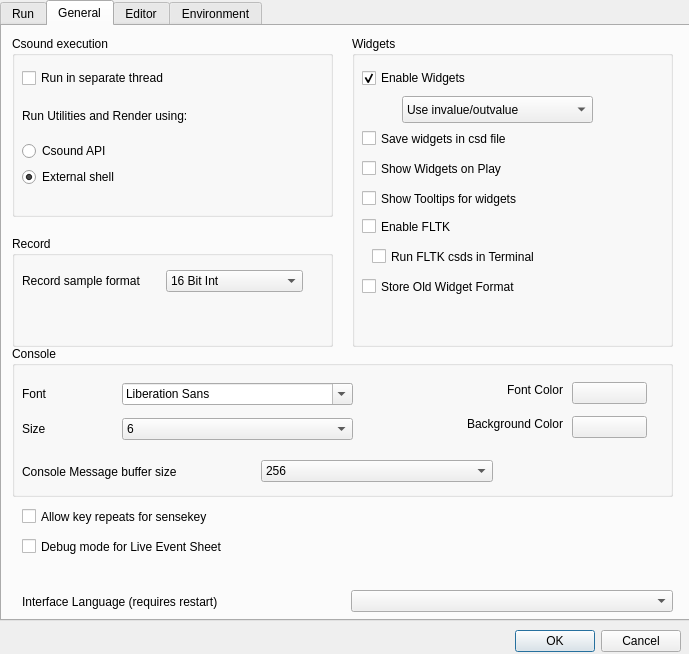
The window that src/configdialog.ui (CsoundQt/CsoundQt) describes before a commit, drawn with Qt 5.
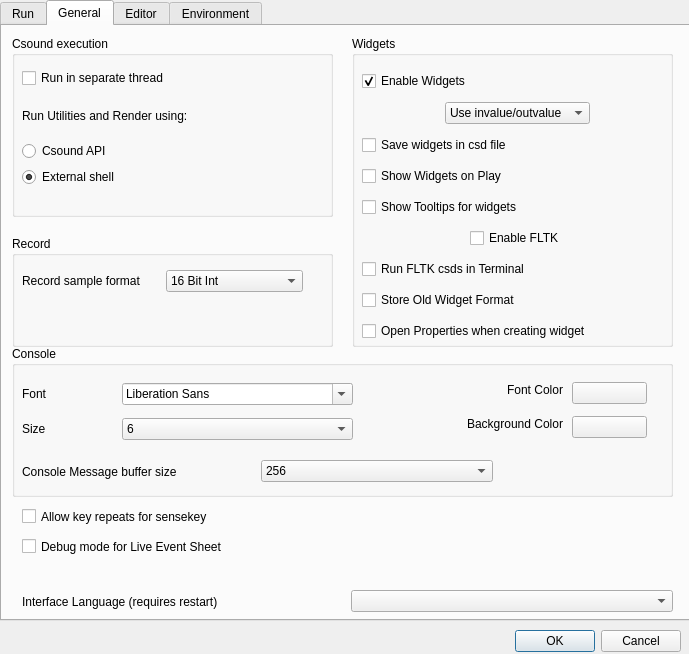
The same window after the commit.

Commit message: Added Live Event Controller Panel (unfinished but working) Added option to have widgets open the properties dialog automatically when they are created (enabled by default)

Patch:
```diff
--- a/src/configdialog.ui
+++ b/src/configdialog.ui
@@ -514,15 +514,18 @@
      <property name="title">
       <string>Widgets</string>
      </property>
-     <widget class="QCheckBox" name="widgetsCheckBox">
+     <widget class="QWidget" name="">
       <property name="geometry">
        <rect>
         <x>10</x>
         <y>30</y>
-        <width>301</width>
-        <height>24</height>
+        <width>311</width>
+        <height>281</height>
        </rect>
       </property>
+      <layout class="QVBoxLayout" name="verticalLayout_2">
+       <item>
+        <widget class="QCheckBox" name="widgetsCheckBox">
       <property name="text">
        <string>Enable Widgets</string>
       </property>
@@ -530,54 +533,89 @@
        <bool>true</bool>
       </property>
      </widget>
+       </item>
+       <item>
+        <layout class="QHBoxLayout" name="horizontalLayout_6">
+         <item>
+          <spacer name="horizontalSpacer">
+           <property name="orientation">
+            <enum>Qt::Horizontal</enum>
+           </property>
+           <property name="sizeHint" stdset="0">
+            <size>
+             <width>40</width>
+             <height>20</height>
+            </size>
+           </property>
+          </spacer>
+         </item>
+         <item>
+          <widget class="QComboBox" name="channelComboBox">
+           <item>
+            <property name="text">
+             <string>Use invalue/outvalue</string>
+            </property>
+           </item>
+           <item>
+            <property name="text">
+             <string>Use chnget/chnset</string>
+            </property>
+           </item>
+          </widget>
+         </item>
+         <item>
+          <spacer name="horizontalSpacer_4">
+           <property name="orientation">
+            <enum>Qt::Horizontal</enum>
+           </property>
+           <property name="sizeHint" stdset="0">
+            <size>
+             <width>40</width>
+             <height>20</height>
+            </size>
+           </property>
+          </spacer>
+         </item>
+        </layout>
+       </item>
+       <item>
      <widget class="QCheckBox" name="saveWidgetsCheckBox">
-      <property name="geometry">
-       <rect>
-        <x>10</x>
-        <y>90</y>
-        <width>291</width>
-        <height>25</height>
-       </rect>
-      </property>
       <property name="text">
        <string>Save widgets in csd file</string>
       </property>
      </widget>
+       </item>
+       <item>
      <widget class="QCheckBox" name="showWidgetsOnRunCheckBox">
-      <property name="geometry">
-       <rect>
-        <x>10</x>
-        <y>120</y>
-        <width>291</width>
-        <height>25</height>
-       </rect>
-      </property>
       <property name="text">
        <string>Show Widgets on Play</string>
       </property>
      </widget>
+       </item>
+       <item>
      <widget class="QCheckBox" name="showTooltipsCheckBox">
-      <property name="geometry">
-       <rect>
-        <x>10</x>
-        <y>150</y>
-        <width>311</width>
-        <height>25</height>
-       </rect>
-      </property>
       <property name="text">
        <string>Show Tooltips for widgets</string>
       </property>
      </widget>
+       </item>
+       <item>
+        <layout class="QHBoxLayout" name="horizontalLayout_5">
+         <item>
+          <spacer name="horizontalSpacer_2">
+           <property name="orientation">
+            <enum>Qt::Horizontal</enum>
+           </property>
+           <property name="sizeHint" stdset="0">
+            <size>
+             <width>40</width>
+             <height>20</height>
+            </size>
+           </property>
+          </spacer>
+         </item>
+         <item>
      <widget class="QCheckBox" name="enableFLTKCheckBox">
-      <property name="geometry">
-       <rect>
-        <x>10</x>
-        <y>180</y>
-        <width>311</width>
-        <height>21</height>
-       </rect>
-      </property>
       <property name="toolTip">
        <string>FLTK widgets from Csound can crash when running using the API. Preferably leave unchecked and run Csound from the terminal</string>
       </property>
@@ -585,35 +623,24 @@
        <string>Enable FLTK</string>
       </property>
      </widget>
-     <widget class="QComboBox" name="channelComboBox">
-      <property name="geometry">
-       <rect>
-        <x>50</x>
-        <y>60</y>
-        <width>191</width>
-        <height>27</height>
-       </rect>
-      </property>
-      <item>
-       <property name="text">
-        <string>Use invalue/outvalue</string>
-       </property>
       </item>
       <item>
-       <property name="text">
-        <string>Use chnget/chnset</string>
-       </property>
-      </item>
-     </widget>
+          <spacer name="horizontalSpacer_3">
+           <property name="orientation">
+            <enum>Qt::Horizontal</enum>
+           </property>
+           <property name="sizeHint" stdset="0">
+            <size>
+             <width>40</width>
+             <height>20</height>
+            </size>
+           </property>
+          </spacer>
+         </item>
+        </layout>
+       </item>
+       <item>
      <widget class="QCheckBox" name="terminalFLTKCheckBox">
-      <property name="geometry">
-       <rect>
-        <x>20</x>
-        <y>210</y>
-        <width>301</width>
-        <height>21</height>
-       </rect>
-      </property>
       <property name="toolTip">
        <string>FLTK widgets from Csound can crash when running using the API. Preferably leave unchecked and run Csound from the terminal</string>
       </property>
@@ -621,21 +648,28 @@
        <string>Run FLTK csds in Terminal</string>
       </property>
      </widget>
+       </item>
+       <item>
      <widget class="QCheckBox" name="oldFormatCheckBox">
-      <property name="geometry">
-       <rect>
-        <x>10</x>
-        <y>240</y>
-        <width>301</width>
-        <height>21</height>
-       </rect>
-      </property>
       <property name="toolTip">
        <string>FLTK widgets from Csound can crash when running using the API. Preferably leave unchecked and run Csound from the terminal</string>
       </property>
       <property name="text">
        <string>Store Old Widget Format</string>
       </property>
+        </widget>
+       </item>
+       <item>
+        <widget class="QCheckBox" name="openPropertiesCheckBox">
+         <property name="toolTip">
+          <string>FLTK widgets from Csound can crash when running using the API. Preferably leave unchecked and run Csound from the terminal</string>
+         </property>
+         <property name="text">
+          <string>Open Properties when creating widget</string>
+         </property>
+        </widget>
+       </item>
+      </layout>
      </widget>
     </widget>
     <widget class="QGroupBox" name="groupBox_8">
```
Lines whose indentation alone changed are shown as unchanged. The commit also changes 19 other files.
